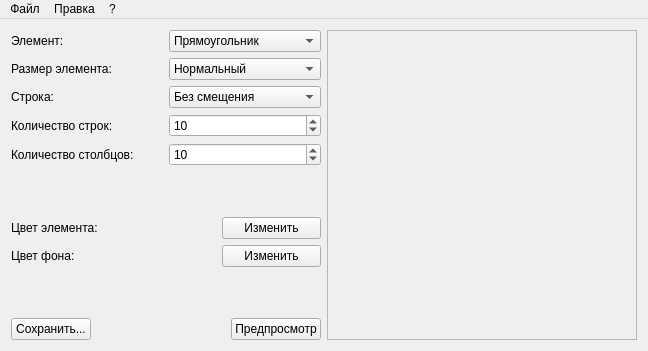
First picture: the form in mainwindow.ui, repository MegaSamuel/PatternDraw, before the edit.
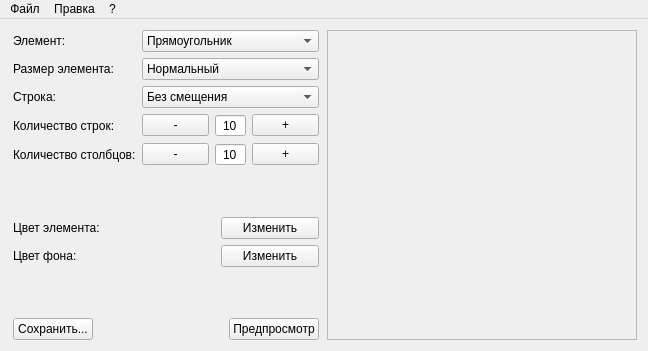
Second picture: the form after the edit.

Commit message: ft-gui-elem : кнопки добавить/убавить ряд/колонку

```diff
--- a/mainwindow.ui
+++ b/mainwindow.ui
@@ -44,6 +44,12 @@
        </property>
        <item>
         <layout class="QGridLayout" name="gridLayoutProp">
+         <property name="leftMargin">
+          <number>2</number>
+         </property>
+         <property name="rightMargin">
+          <number>2</number>
+         </property>
          <item row="0" column="0">
           <widget class="QLabel" name="labeItem">
            <property name="text">
@@ -131,22 +137,6 @@
            </property>
           </widget>
          </item>
-         <item row="3" column="1">
-          <widget class="QSpinBox" name="spinRow">
-           <property name="toolTip">
-            <string>&lt;html&gt;&lt;head/&gt;&lt;body&gt;&lt;p&gt;Количество строк&lt;/p&gt;&lt;/body&gt;&lt;/html&gt;</string>
-           </property>
-           <property name="minimum">
-            <number>1</number>
-           </property>
-           <property name="maximum">
-            <number>128</number>
-           </property>
-           <property name="value">
-            <number>10</number>
-           </property>
-          </widget>
-         </item>
          <item row="4" column="0">
           <widget class="QLabel" name="labelColumn">
            <property name="text">
@@ -154,11 +144,69 @@
            </property>
           </widget>
          </item>
+         <item row="3" column="1">
+          <layout class="QHBoxLayout" name="horizontalLayout_3">
+           <item>
+            <widget class="QPushButton" name="btnRowM">
+             <property name="text">
+              <string>-</string>
+             </property>
+            </widget>
+           </item>
+           <item>
+            <widget class="QSpinBox" name="spinRow">
+             <property name="toolTip">
+              <string>&lt;html&gt;&lt;head/&gt;&lt;body&gt;&lt;p&gt;Количество строк&lt;/p&gt;&lt;/body&gt;&lt;/html&gt;</string>
+             </property>
+             <property name="frame">
+              <bool>true</bool>
+             </property>
+             <property name="alignment">
+              <set>Qt::AlignCenter</set>
+             </property>
+             <property name="buttonSymbols">
+              <enum>QAbstractSpinBox::NoButtons</enum>
+             </property>
+             <property name="minimum">
+              <number>1</number>
+             </property>
+             <property name="maximum">
+              <number>128</number>
+             </property>
+             <property name="value">
+              <number>10</number>
+             </property>
+            </widget>
+           </item>
+           <item>
+            <widget class="QPushButton" name="btnRowP">
+             <property name="text">
+              <string>+</string>
+             </property>
+            </widget>
+           </item>
+          </layout>
+         </item>
          <item row="4" column="1">
+          <layout class="QHBoxLayout" name="horizontalLayout_4">
+           <item>
+            <widget class="QPushButton" name="btnColumnM">
+             <property name="text">
+              <string>-</string>
+             </property>
+            </widget>
+           </item>
+           <item>
           <widget class="QSpinBox" name="spinColumn">
            <property name="toolTip">
             <string>&lt;html&gt;&lt;head/&gt;&lt;body&gt;&lt;p&gt;Количество столбцов&lt;/p&gt;&lt;/body&gt;&lt;/html&gt;</string>
            </property>
+             <property name="alignment">
+              <set>Qt::AlignCenter</set>
+             </property>
+             <property name="buttonSymbols">
+              <enum>QAbstractSpinBox::NoButtons</enum>
+             </property>
            <property name="minimum">
             <number>1</number>
            </property>
@@ -169,6 +217,15 @@
             <number>10</number>
            </property>
           </widget>
+           </item>
+           <item>
+            <widget class="QPushButton" name="btnColumnP">
+             <property name="text">
+              <string>+</string>
+             </property>
+            </widget>
+           </item>
+          </layout>
          </item>
         </layout>
        </item>
@@ -187,6 +244,12 @@
        </item>
        <item>
         <layout class="QGridLayout" name="gridLayoutColor">
+         <property name="leftMargin">
+          <number>2</number>
+         </property>
+         <property name="rightMargin">
+          <number>2</number>
+         </property>
          <item row="0" column="0">
           <widget class="QLabel" name="labelGrid">
            <property name="text">
@@ -258,6 +321,12 @@
        </item>
        <item>
         <layout class="QHBoxLayout" name="horizontalLayout">
+         <property name="leftMargin">
+          <number>2</number>
+         </property>
+         <property name="rightMargin">
+          <number>2</number>
+         </property>
          <item>
           <widget class="QPushButton" name="btnSave">
            <property name="toolTip">
```
Lines whose indentation alone changed are shown as unchanged. The commit also changes 2 other files.
